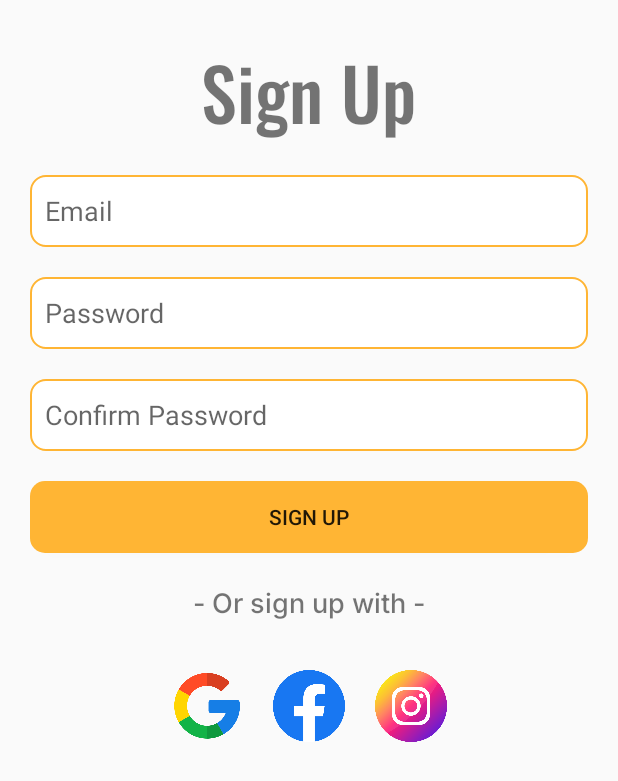
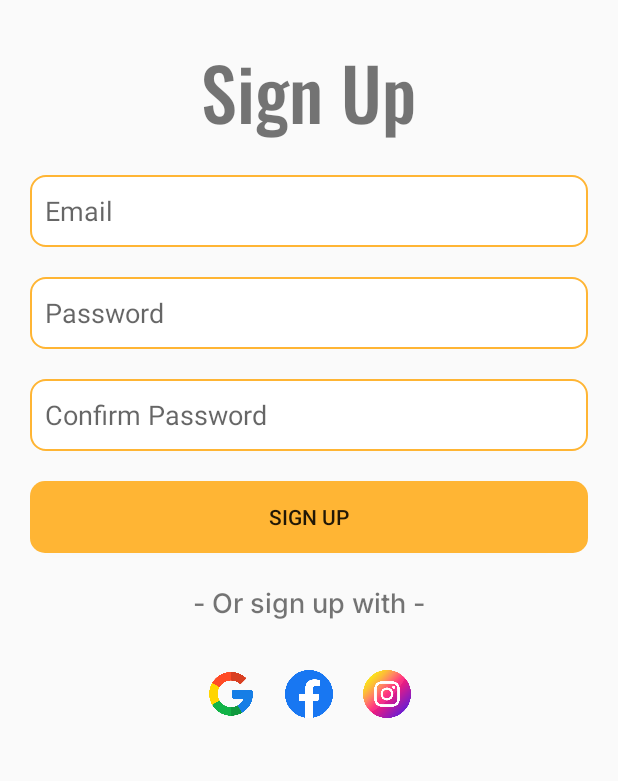
Before and after one commit to IT21224348/Suitcase-mobile-app, an Android app: the Sign_up_page screen opened directly, with no data from a screen before it, on a phone screen of 412 x 824 dp. Shown: the top 781 px of the screen. Run offline under Robolectric (Android 15) with nearby library versions, the phone set to English and light mode, and no system bars; our stand-ins replace Firebase (no records; nobody signed in at launch, a user with empty details on screens opened directly); Roboto replaces fonts that are not available here.

Commit message:
Modified signup page ui icons

```diff
--- a/app/src/main/res/layout/activity_sign_up_page.xml
+++ b/app/src/main/res/layout/activity_sign_up_page.xml
@@ -88,22 +88,22 @@
 
     <ImageButton
         android:id="@+id/imageButton2"
-        android:layout_width="48dp"
-        android:layout_height="48dp"
+        android:layout_width="32dp"
+        android:layout_height="32dp"
         android:layout_margin="10dp"
         android:background="@drawable/google" />
 
     <ImageButton
         android:id="@+id/imageButton3"
-        android:layout_width="48dp"
-        android:layout_height="48dp"
+        android:layout_width="32dp"
+        android:layout_height="32dp"
         android:layout_margin="10dp"
         android:background="@drawable/facebook" />
 
     <ImageButton
         android:id="@+id/imageButton4"
-        android:layout_width="48dp"
-        android:layout_height="48dp"
+        android:layout_width="32dp"
+        android:layout_height="32dp"
         android:layout_margin="10dp"
         android:background="@drawable/instagram"/>
 
```
